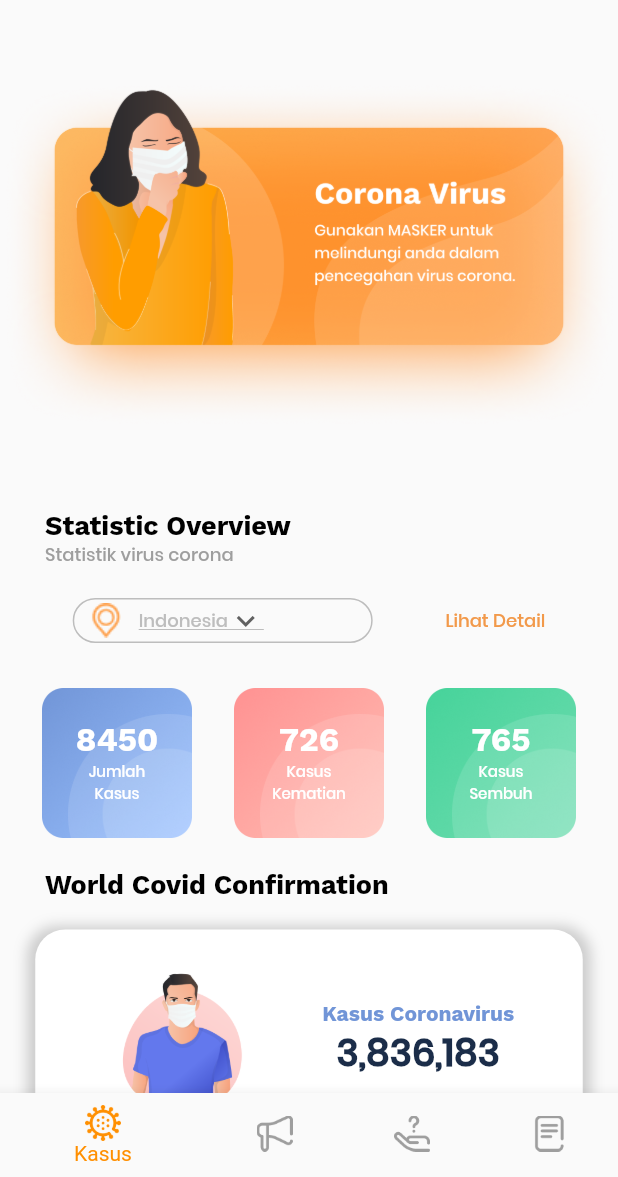
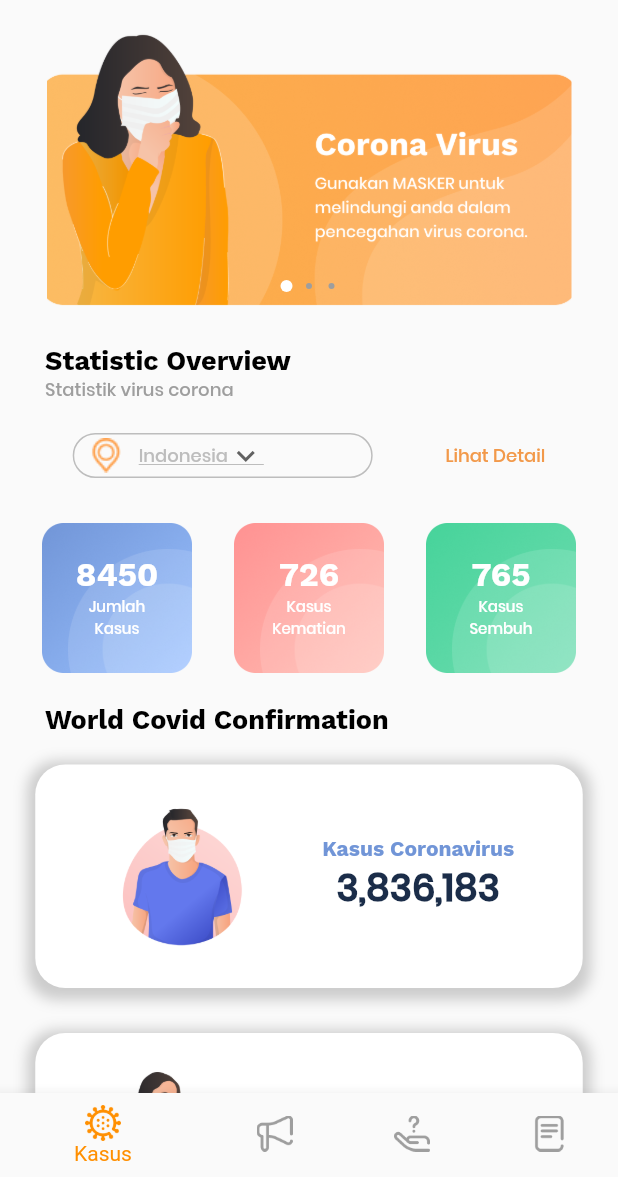
Before and after one commit to geofany/covid_19, a Flutter app: the screen it shows after launch, on a phone screen of 412 x 824 dp, the part 59-1236 px from its top. Run offline on Flutter 3.47's test engine with Material 2 defaults, Android fonts, the phone set to English and light mode, and no system bars; drawn by our look-alikes of carousel_pro.

Commit message:
dashboard 0.3

```diff
--- a/lib/main.dart
+++ b/lib/main.dart
@@ -1,4 +1,5 @@
 import 'package:flutter/material.dart';
+import 'package:carousel_pro/carousel_pro.dart';
 
 void main() => runApp(MyApp());
 
@@ -47,10 +48,23 @@ class _MyHomePageState extends State<MyHomePage> {
                         fontWeight: FontWeight.bold,
                         fontSize: 16),
                   )),
-              Image.asset(
-                'images/banner-1.png',
-                height: 300,
-              ),
+              Container(
+                  height: 190.0,
+                  width: 350.0,
+
+                  child: Carousel(
+                    images: [
+                      AssetImage("images/banner-1.png"),
+                      AssetImage("images/banner-2.png"),
+                      AssetImage("images/banner-3.png")
+                    ],
+                    dotSize: 4.0,
+                    dotSpacing: 15.0,
+                    dotColor: Colors.grey,
+                    indicatorBgPadding: 15.0,
+                    dotBgColor: Colors.orange.withOpacity(0),
+                    borderRadius: true,
+                  )),
               Container(
                 alignment: Alignment.bottomLeft,
                 margin: EdgeInsets.fromLTRB(30, 20, 20, 20),
@@ -146,9 +160,9 @@ class _MyHomePageState extends State<MyHomePage> {
                     height: 100,
                     width: 100,
                     decoration: BoxDecoration(
-                      borderRadius: BorderRadius.circular(10),
-                      image: DecorationImage(image: AssetImage('images/blue.png'))
-                    ),
+                        borderRadius: BorderRadius.circular(10),
+                        image: DecorationImage(
+                            image: AssetImage('images/blue.png'))),
                     child: Column(
                       mainAxisAlignment: MainAxisAlignment.center,
                       children: <Widget>[
@@ -183,9 +197,9 @@ class _MyHomePageState extends State<MyHomePage> {
                     height: 100,
                     width: 100,
                     decoration: BoxDecoration(
-                      borderRadius: BorderRadius.circular(10),
-                      image: DecorationImage(image: AssetImage('images/red.png'))
-                    ),
+                        borderRadius: BorderRadius.circular(10),
+                        image: DecorationImage(
+                            image: AssetImage('images/red.png'))),
                     child: Column(
                       mainAxisAlignment: MainAxisAlignment.center,
                       children: <Widget>[
@@ -220,9 +234,9 @@ class _MyHomePageState extends State<MyHomePage> {
                     height: 100,
                     width: 100,
                     decoration: BoxDecoration(
-                      borderRadius: BorderRadius.circular(10),
-                      image: DecorationImage(image: AssetImage('images/green.png'))
-                    ),
+                        borderRadius: BorderRadius.circular(10),
+                        image: DecorationImage(
+                            image: AssetImage('images/green.png'))),
                     child: Column(
                       mainAxisAlignment: MainAxisAlignment.center,
                       children: <Widget>[
--- a/pubspec.yaml
+++ b/pubspec.yaml
@@ -23,6 +23,7 @@ dependencies:
   # The following adds the Cupertino Icons font to your application.
   # Use with the CupertinoIcons class for iOS style icons.
   cupertino_icons: ^0.1.2
+  carousel_pro: ^1.0.0
 
 dev_dependencies:
   flutter_test:
```
Also changed, not shown: images/banner-1.png, images/banner-2.png, images/banner-3.png.
